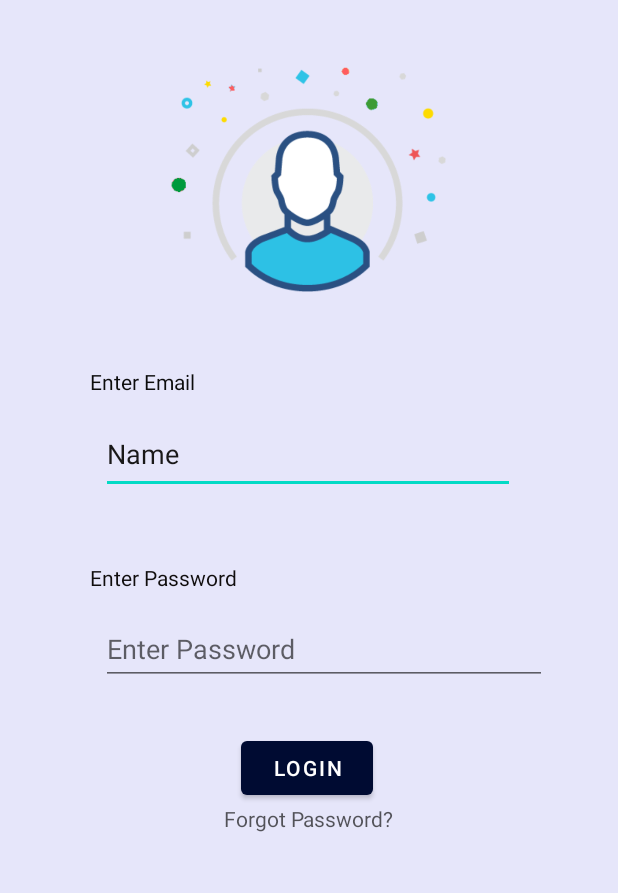
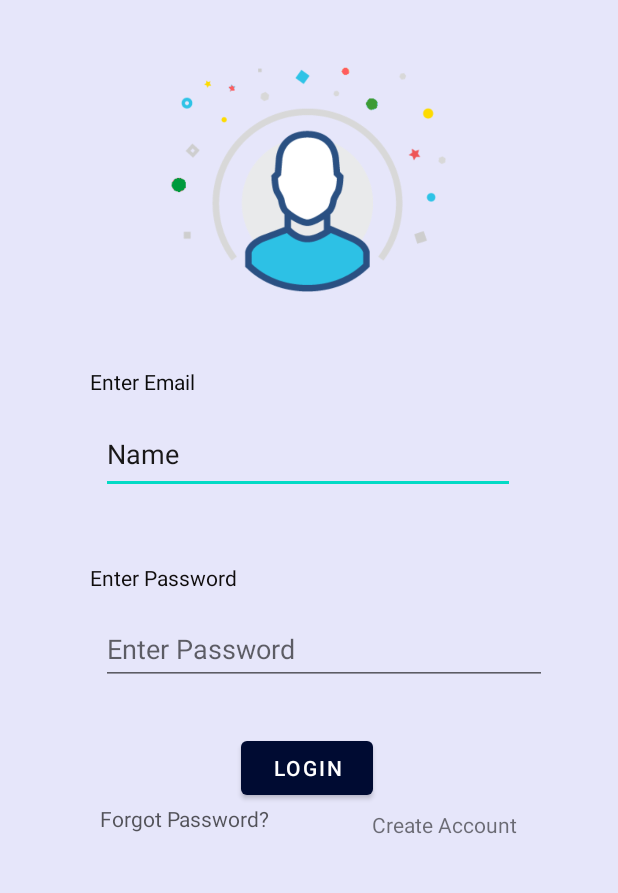
Before and after one commit to shas99/Spinner-Bike-Managment, an Android app: the screen it shows after launch (MainActivity), on a phone screen of 412 x 824 dp, the part 270-1163 px from its top. Run offline under Robolectric (Android 15) with nearby library versions, the phone set to English and light mode, and no system bars; Roboto replaces fonts that are not available here.

Commit message:
Successfully implemented Profile Create Operation 1. Added FireBase Authentication 2. Added FireBase Database connection 3. Minor changes in layout : CreateProfileActivity , MainActivity

```diff
--- a/Spinner_app/app/build.gradle
+++ b/Spinner_app/app/build.gradle
@@ -1,5 +1,6 @@
 plugins {
     id 'com.android.application'
+    id 'com.google.gms.google-services'
 }
 
 android {
@@ -32,6 +33,8 @@ dependencies {
     implementation 'androidx.appcompat:appcompat:1.3.1'
     implementation 'com.google.android.material:material:1.4.0'
     implementation 'androidx.constraintlayout:constraintlayout:2.1.0'
+    implementation 'com.google.firebase:firebase-auth:21.0.1'
+    implementation 'com.google.firebase:firebase-database:20.0.1'
     testImplementation 'junit:junit:4.+'
     androidTestImplementation 'androidx.test.ext:junit:1.1.3'
     androidTestImplementation 'androidx.test.espresso:espresso-core:3.4.0'
--- a/Spinner_app/app/src/main/java/com/example/spinner/MainActivity.java
+++ b/Spinner_app/app/src/main/java/com/example/spinner/MainActivity.java
@@ -4,13 +4,14 @@ import android.content.Intent;
 import android.os.Bundle;
 import android.view.View;
 import android.widget.Button;
+import android.widget.TextView;
 
 import androidx.appcompat.app.AppCompatActivity;
 
-public class MainActivity extends AppCompatActivity {
+public class MainActivity extends AppCompatActivity implements View.OnClickListener{
 
-    Button button;
 
+private TextView register;
 
 
 
@@ -18,23 +19,22 @@ public class MainActivity extends AppCompatActivity {
     protected void onCreate(Bundle savedInstanceState) {
         super.onCreate(savedInstanceState);
         setContentView(R.layout.activity_main);
-        button = (Button) findViewById(R.id.btnLogin);
-        button.setOnClickListener(new View.OnClickListener() {
-            @Override
-            public void onClick(View v) {
-                openNewActivity();
-            }
-        });
+register=(TextView) findViewById(R.id.register);
+
+register.setOnClickListener(this);
 
 
 
     }
 
-    public void openNewActivity(){
-        Intent intent = new Intent(this, UserProfileActivity.class);
-        startActivity(intent);
+
+    @Override
+    public void onClick(View v) {
+
+        switch (v.getId()){
+            case R.id.register:
+                startActivity(new Intent(this,CreateProfileActivity.class));
+                break;
+        }
     }
-
-
-
 }
--- a/Spinner_app/app/src/main/res/layout/activity_edit_event.xml
+++ b/Spinner_app/app/src/main/res/layout/activity_edit_event.xml
@@ -32,7 +32,7 @@
         app:layout_constraintTop_toTopOf="parent" />
 
     <EditText
-        android:id="@+id/editTextTextPersonName2"
+        android:id="@+id/nameInput"
         android:layout_width="wrap_content"
         android:layout_height="wrap_content"
         android:layout_marginStart="80dp"
@@ -56,7 +56,7 @@
         android:text="@string/DateE"
         android:textSize="16sp"
         app:layout_constraintStart_toStartOf="parent"
-        app:layout_constraintTop_toBottomOf="@+id/editTextTextPersonName2" />
+        app:layout_constraintTop_toBottomOf="@+id/nameInput" />
 
     <EditText
         android:id="@+id/editTextTextPersonName5"
--- a/Spinner_app/app/src/main/res/layout/activity_event.xml
+++ b/Spinner_app/app/src/main/res/layout/activity_event.xml
@@ -27,7 +27,7 @@
         app:layout_constraintTop_toBottomOf="@+id/textView3" />
 
     <TextView
-        android:id="@+id/textView"
+        android:id="@+id/emailBanner"
         android:layout_width="wrap_content"
         android:layout_height="wrap_content"
         android:layout_marginTop="16dp"
@@ -98,6 +98,6 @@
         app:layout_constraintEnd_toEndOf="parent"
         app:layout_constraintHorizontal_bias="0.5"
         app:layout_constraintStart_toStartOf="parent"
-        app:layout_constraintTop_toBottomOf="@+id/textView" />
+        app:layout_constraintTop_toBottomOf="@+id/emailBanner" />
 
 </androidx.constraintlayout.widget.ConstraintLayout>
--- a/Spinner_app/app/src/main/res/layout/activity_main.xml
+++ b/Spinner_app/app/src/main/res/layout/activity_main.xml
@@ -60,6 +60,7 @@
         android:textColor="#A8050505"
         app:layout_constraintBottom_toBottomOf="parent"
         app:layout_constraintEnd_toEndOf="parent"
+        app:layout_constraintHorizontal_bias="0.224"
         app:layout_constraintStart_toStartOf="parent"
         app:layout_constraintTop_toBottomOf="@+id/btnLogin"
         app:layout_constraintVertical_bias="0.0" />
@@ -119,4 +120,25 @@
         app:layout_constraintVertical_bias="0.273"
         app:srcCompat="@drawable/loginpic1" />
 
+    <TextView
+        android:id="@+id/register"
+        android:layout_width="wrap_content"
+        android:layout_height="wrap_content"
+        android:text="Create Account"
+        app:layout_constraintBottom_toBottomOf="parent"
+        app:layout_constraintEnd_toEndOf="parent"
+        app:layout_constraintHorizontal_bias="0.787"
+        app:layout_constraintStart_toStartOf="parent"
+        app:layout_constraintTop_toTopOf="parent"
+        app:layout_constraintVertical_bias="0.887" />
+
+    <ProgressBar
+        android:id="@+id/progressBar2"
+        style="?android:attr/progressBarStyle"
+        android:layout_width="wrap_content"
+        android:visibility="gone"
+        android:layout_height="wrap_content"
+        tools:layout_editor_absoluteX="159dp"
+        tools:layout_editor_absoluteY="332dp" />
+
 </androidx.constraintlayout.widget.ConstraintLayout>
--- a/Spinner_app/app/src/main/res/layout/activity_rent2.xml
+++ b/Spinner_app/app/src/main/res/layout/activity_rent2.xml
@@ -31,7 +31,7 @@
         app:layout_constraintVertical_bias="0.0">
 
         <TextView
-            android:id="@+id/textView"
+            android:id="@+id/emailBanner"
             android:layout_width="284dp"
             android:layout_height="match_parent"
             android:layout_marginLeft="7dp"
--- a/Spinner_app/app/src/main/res/layout/activity_target.xml
+++ b/Spinner_app/app/src/main/res/layout/activity_target.xml
@@ -19,7 +19,7 @@
         app:srcCompat="@drawable/outline_adjust_black_36" />
 
     <EditText
-        android:id="@+id/editTextTextPersonName"
+        android:id="@+id/emailInput"
         android:layout_width="wrap_content"
         android:layout_height="wrap_content"
         android:ems="10"
--- a/Spinner_app/app/src/main/res/layout/activity_upgrades2.xml
+++ b/Spinner_app/app/src/main/res/layout/activity_upgrades2.xml
@@ -21,7 +21,7 @@
         app:srcCompat="@drawable/_003694" />
 
     <TextView
-        android:id="@+id/textView"
+        android:id="@+id/emailBanner"
         android:layout_width="213dp"
         android:layout_height="43dp"
         android:layout_marginStart="75dp"
@@ -74,7 +74,7 @@
         app:layout_constraintEnd_toEndOf="parent"
         app:layout_constraintHorizontal_bias="0.5"
         app:layout_constraintStart_toEndOf="@+id/gears_123"
-        app:layout_constraintTop_toBottomOf="@+id/textView" />
+        app:layout_constraintTop_toBottomOf="@+id/emailBanner" />
 
     <TextView
         android:id="@+id/seat_01"
--- a/Spinner_app/build.gradle
+++ b/Spinner_app/build.gradle
@@ -6,6 +6,7 @@ buildscript {
     }
     dependencies {
         classpath "com.android.tools.build:gradle:7.0.0"
+        classpath 'com.google.gms:google-services:4.3.10'
 
         // NOTE: Do not place your application dependencies here; they belong
         // in the individual module build.gradle files
```
Also changed, not shown: Spinner_app/app/src/main/java/com/example/spinner/CreateProfileActivity.java (+103 -12 lines), Spinner_app/app/src/main/java/com/example/spinner/User.java (added, +13 -0 lines), Spinner_app/app/src/main/res/layout/activity_create.xml (+4 -4 lines), Spinner_app/app/src/main/res/layout/activity_createprofile.xml (+26 -42 lines), 1 other file.
